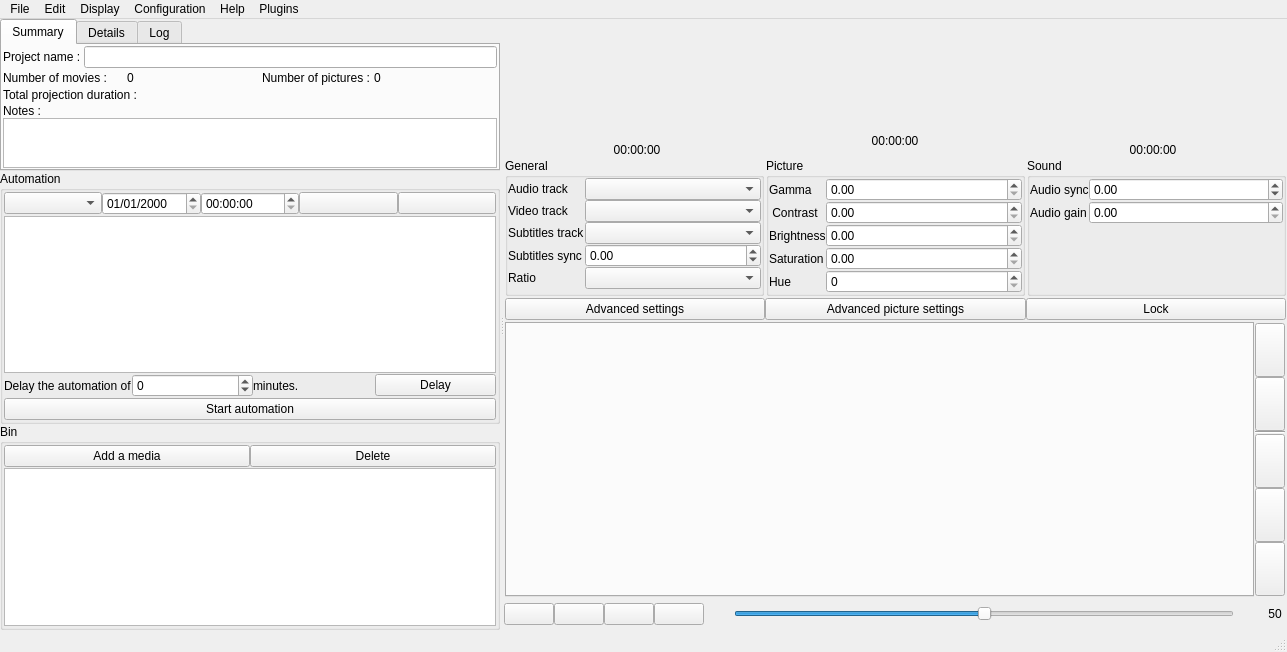
This is src/mainwindow.ui in cinemaouvert/OPP as Qt 5 draws it before an edit. The edited form follows.
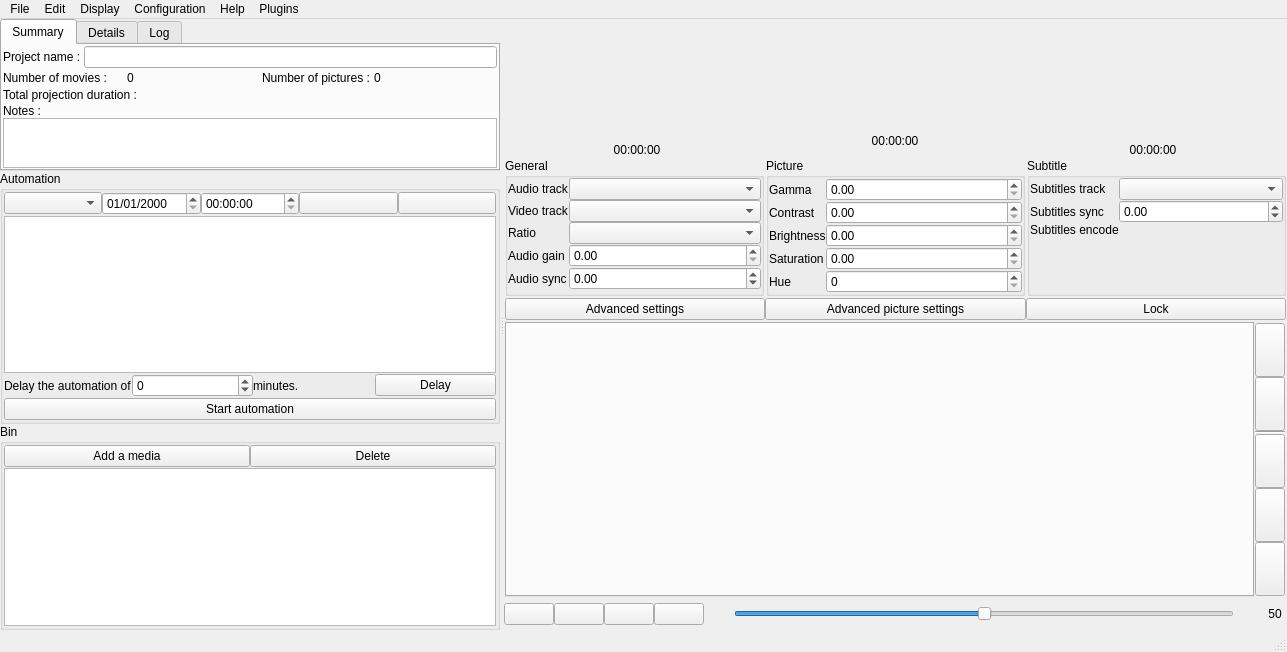
This is the edited form. Icons and pictures are not drawn. Custom widgets are drawn as their Qt base class.

Commit message: Add subtitles encode

Patch:
```diff
--- a/src/mainwindow.ui
+++ b/src/mainwindow.ui
@@ -864,43 +864,6 @@
                            </property>
                           </widget>
                          </item>
-                         <item row="2" column="0">
-                          <widget class="QLabel" name="subtitlesTrackLabel">
-                           <property name="text">
-                            <string>Subtitles track</string>
-                           </property>
-                          </widget>
-                         </item>
-                         <item row="2" column="1">
-                          <widget class="QComboBox" name="subtitlesTrackComboBox">
-                           <property name="sizePolicy">
-                            <sizepolicy hsizetype="Expanding" vsizetype="Fixed">
-                             <horstretch>0</horstretch>
-                             <verstretch>0</verstretch>
-                            </sizepolicy>
-                           </property>
-                          </widget>
-                         </item>
-                         <item row="3" column="0">
-                          <widget class="QLabel" name="subtitlesSyncLabel">
-                           <property name="text">
-                            <string>Subtitles sync</string>
-                           </property>
-                          </widget>
-                         </item>
-                         <item row="3" column="1">
-                          <widget class="QDoubleSpinBox" name="subtitlesSyncSpinBox">
-                           <property name="sizePolicy">
-                            <sizepolicy hsizetype="Expanding" vsizetype="Fixed">
-                             <horstretch>0</horstretch>
-                             <verstretch>0</verstretch>
-                            </sizepolicy>
-                           </property>
-                           <property name="minimum">
-                            <double>-99.900000000000006</double>
-                           </property>
-                          </widget>
-                         </item>
                          <item row="4" column="0">
                           <widget class="QLabel" name="ratioLabel">
                            <property name="text">
@@ -918,6 +881,49 @@
                            </property>
                           </widget>
                          </item>
+                         <item row="7" column="0">
+                          <widget class="QLabel" name="audioSyncLabel">
+                           <property name="text">
+                            <string>Audio sync</string>
+                           </property>
+                          </widget>
+                         </item>
+                         <item row="5" column="0">
+                          <widget class="QLabel" name="audioGainLabel">
+                           <property name="text">
+                            <string>Audio gain</string>
+                           </property>
+                          </widget>
+                         </item>
+                         <item row="5" column="1">
+                          <widget class="QDoubleSpinBox" name="audioGainDoubleSpinBox">
+                           <property name="sizePolicy">
+                            <sizepolicy hsizetype="Expanding" vsizetype="Fixed">
+                             <horstretch>0</horstretch>
+                             <verstretch>0</verstretch>
+                            </sizepolicy>
+                           </property>
+                           <property name="maximum">
+                            <double>3.010000000000000</double>
+                           </property>
+                           <property name="singleStep">
+                            <double>0.010000000000000</double>
+                           </property>
+                          </widget>
+                         </item>
+                         <item row="7" column="1">
+                          <widget class="QDoubleSpinBox" name="audioSyncDoubleSpinBox">
+                           <property name="sizePolicy">
+                            <sizepolicy hsizetype="Expanding" vsizetype="Fixed">
+                             <horstretch>0</horstretch>
+                             <verstretch>0</verstretch>
+                            </sizepolicy>
+                           </property>
+                           <property name="minimum">
+                            <double>-99.989999999999995</double>
+                           </property>
+                          </widget>
+                         </item>
                         </layout>
                        </item>
                       </layout>
@@ -977,13 +983,6 @@
                            </property>
                           </widget>
                          </item>
-                         <item row="1" column="0">
-                          <widget class="QLabel" name="contrastLabel">
-                           <property name="text">
-                            <string> Contrast</string>
-                           </property>
-                          </widget>
-                         </item>
                          <item row="2" column="0">
                           <widget class="QLabel" name="brightnessLabel">
                            <property name="text">
@@ -1085,6 +1084,13 @@
                            </property>
                           </widget>
                          </item>
+                         <item row="1" column="0">
+                          <widget class="QLabel" name="contrastLabel">
+                           <property name="text">
+                            <string>Contrast</string>
+                           </property>
+                          </widget>
+                         </item>
                         </layout>
                        </item>
                       </layout>
@@ -1117,7 +1123,7 @@
                        </sizepolicy>
                       </property>
                       <property name="title">
-                       <string>Sound</string>
+                       <string>Subtitle</string>
                       </property>
                       <layout class="QVBoxLayout" name="verticalLayout_15">
                        <property name="spacing">
@@ -1140,15 +1146,32 @@
                          <property name="verticalSpacing">
                           <number>0</number>
                          </property>
-                         <item row="0" column="0">
-                          <widget class="QLabel" name="audioSyncLabel">
+                         <item row="2" column="1">
+                          <widget class="QComboBox" name="subtitlesTrackComboBox">
+                           <property name="sizePolicy">
+                            <sizepolicy hsizetype="Expanding" vsizetype="Fixed">
+                             <horstretch>0</horstretch>
+                             <verstretch>0</verstretch>
+                            </sizepolicy>
+                           </property>
+                          </widget>
+                         </item>
+                         <item row="2" column="0">
+                          <widget class="QLabel" name="subtitlesTrackLabel">
                            <property name="text">
-                            <string>Audio sync</string>
+                            <string>Subtitles track</string>
                            </property>
                           </widget>
                          </item>
-                         <item row="0" column="1">
-                          <widget class="QDoubleSpinBox" name="audioSyncDoubleSpinBox">
+                         <item row="3" column="0">
+                          <widget class="QLabel" name="subtitlesSyncLabel">
+                           <property name="text">
+                            <string>Subtitles sync</string>
+                           </property>
+                          </widget>
+                         </item>
+                         <item row="3" column="1">
+                          <widget class="QDoubleSpinBox" name="subtitlesSyncSpinBox">
                            <property name="sizePolicy">
                             <sizepolicy hsizetype="Expanding" vsizetype="Fixed">
                              <horstretch>0</horstretch>
@@ -1156,30 +1179,14 @@
                             </sizepolicy>
                            </property>
                            <property name="minimum">
-                            <double>-99.989999999999995</double>
+                            <double>-99.900000000000006</double>
                            </property>
                           </widget>
                          </item>
-                         <item row="1" column="0">
-                          <widget class="QLabel" name="audioGainLabel">
+                         <item row="5" column="0">
+                          <widget class="QLabel" name="label_SubtiltesEncode">
                            <property name="text">
-                            <string>Audio gain</string>
-                           </property>
-                          </widget>
-                         </item>
-                         <item row="1" column="1">
-                          <widget class="QDoubleSpinBox" name="audioGainDoubleSpinBox">
-                           <property name="sizePolicy">
-                            <sizepolicy hsizetype="Expanding" vsizetype="Fixed">
-                             <horstretch>0</horstretch>
-                             <verstretch>0</verstretch>
-                            </sizepolicy>
-                           </property>
-                           <property name="maximum">
-                            <double>3.010000000000000</double>
-                           </property>
-                           <property name="singleStep">
-                            <double>0.010000000000000</double>
+                            <string>Subtitles encode</string>
                            </property>
                           </widget>
                          </item>
```
Left out of the diff: 2 changed lines with no effect on the pictures.
